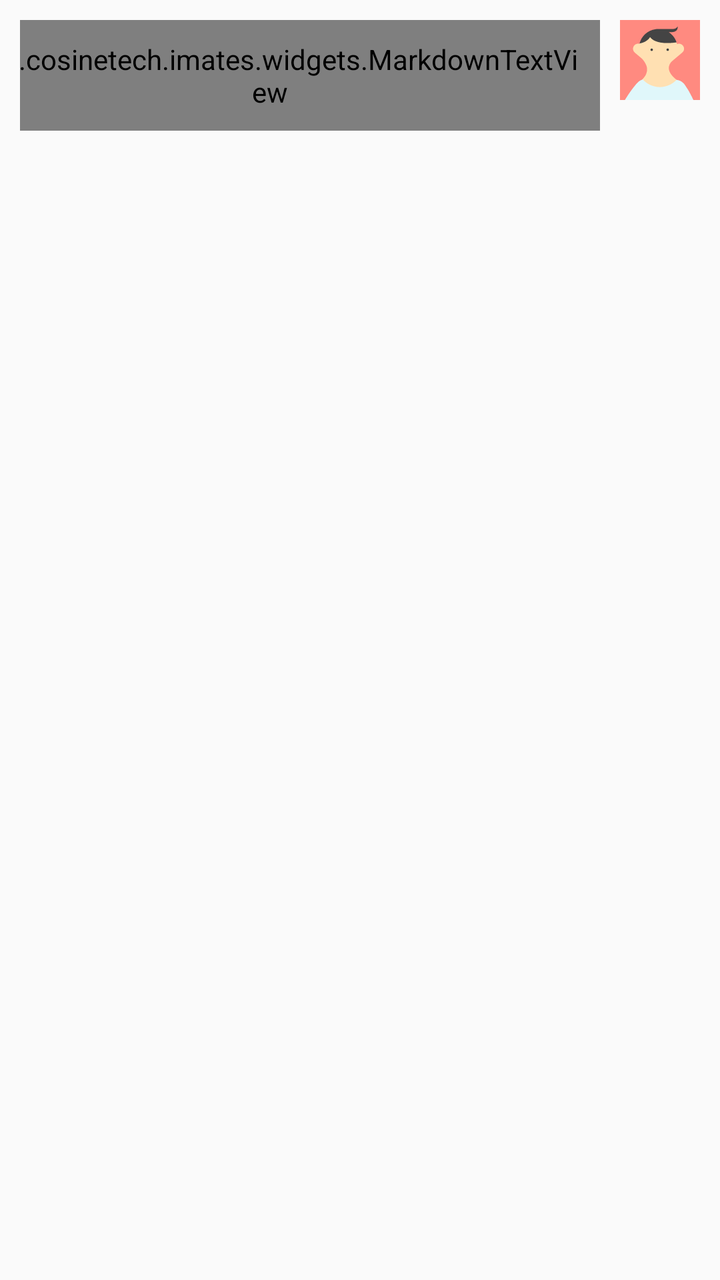
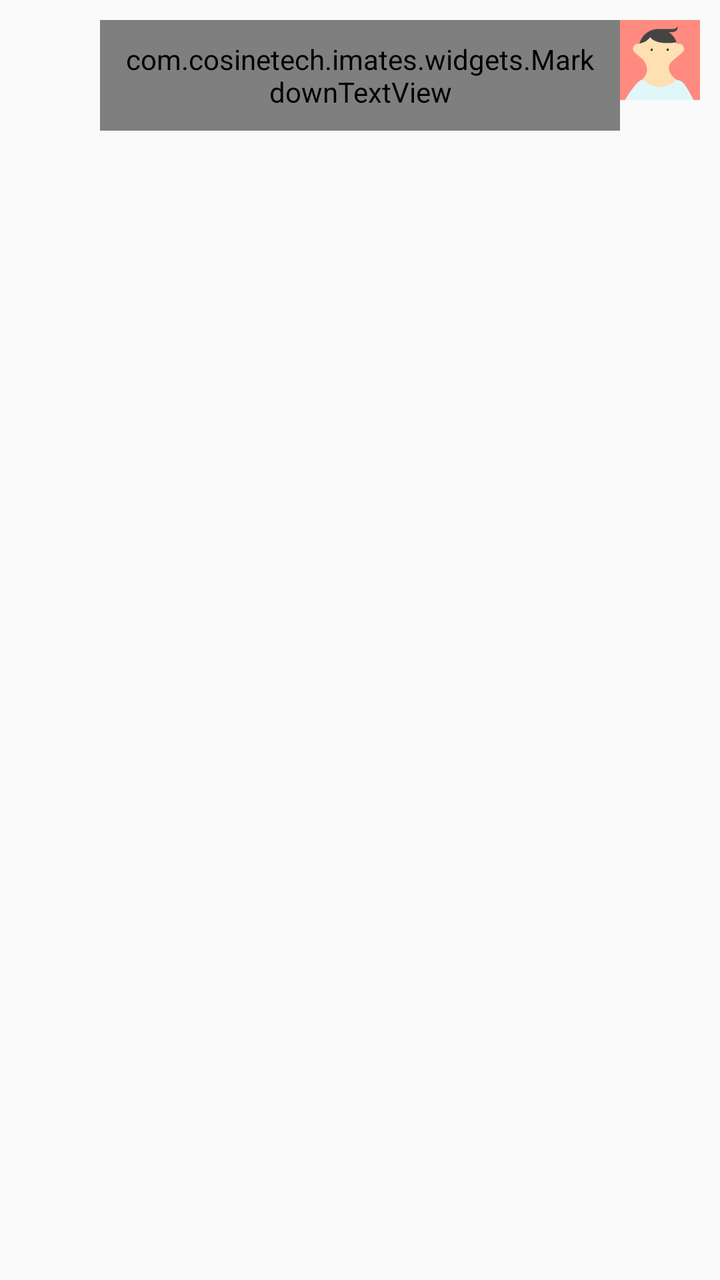

Screens rendered from an Android XML layout before and after an edit, with the pre-edit source and the edit as a unified diff.
<!-- AndroidManifest.xml: application theme Theme.IMatesApp.FullScreen -->
<!-- res/layout/item_message_right.xml -->
<?xml version="1.0" encoding="utf-8"?>
<LinearLayout xmlns:android="http://schemas.android.com/apk/res/android"
    android:layout_width="match_parent"
    android:layout_height="wrap_content"
    android:orientation="horizontal"
    android:padding="10dp"
    android:gravity="end">

    <com.cosinetech.imates.widgets.MarkdownTextView
        android:id="@+id/tv_message"
        android:layout_width="wrap_content"
        android:layout_height="wrap_content"
        android:layout_marginEnd="10dp"
        android:background="@drawable/bg_message_right"
        android:padding="10dp"
        android:textColor="#000000"
        android:textSize="12sp" />

    <ImageView
        android:id="@+id/iv_avatar"
        android:layout_width="40dp"
        android:layout_height="40dp"
        android:src="@drawable/avatar_1" />
</LinearLayout>
<!-- resources referenced by this layout -->
<resources>
  <!-- drawable avatar_1: vector/xml drawable (drawable, 2395 chars, omitted) -->
  <!-- drawable bg_message_right (drawable) -->
  <?xml version="1.0" encoding="utf-8"?>
  <shape xmlns:android="http://schemas.android.com/apk/res/android">
      <solid android:color="#CCE4FF" />
      <corners android:radius="8dp" />
      <padding
          android:left="12dp"
          android:right="12dp"
          android:top="8dp"
          android:bottom="8dp" />
  </shape>
  <style name="Theme.IMatesApp.FullScreen" parent="Theme.AppCompat.Light.NoActionBar">
          
          <item name="android:windowFullscreen">true</item>
          
          <item name="android:windowTranslucentStatus">true</item>
          
          <item name="android:windowTranslucentNavigation">true</item>
      </style>
</resources>

<!-- the commit's change to res/layout/item_message_right.xml (unified diff, before → after) -->
@@ -10,7 +10,7 @@
         android:id="@+id/tv_message"
         android:layout_width="wrap_content"
         android:layout_height="wrap_content"
-        android:layout_marginEnd="10dp"
+        android:layout_marginStart="80dp"
         android:background="@drawable/bg_message_right"
         android:padding="10dp"
         android:textColor="#000000"
